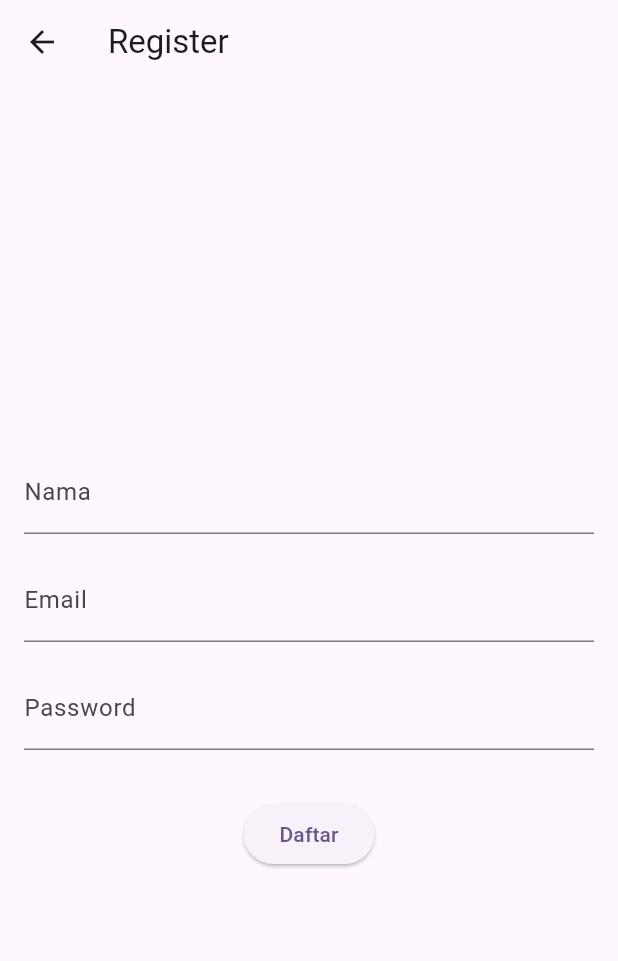
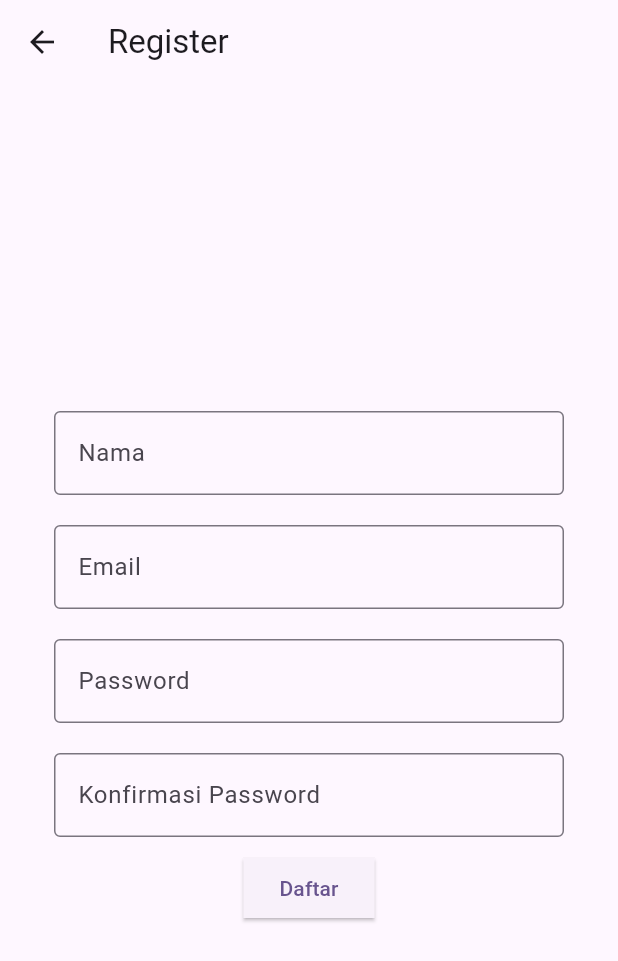
Before and after one commit to AkbarFelda/list_view, a Flutter app: the screen it shows after launch, after a tap on "Register", on a phone screen of 412 x 824 dp. Shown: the top 961 px of the screen. Run offline on Flutter 3.47's test engine with Material 2 defaults, Android fonts, the phone set to English and light mode, and no system bars.

Commit message:
style : [AF] add register&login

```diff
--- a/lib/Homepage.dart
+++ b/lib/Homepage.dart
@@ -130,7 +130,7 @@ class _HomePageState extends State<HomePage> {
                         ],
                       ),
                       Spacer(),
-                      Icon(Icons.arrow_forward),
+                      Icon(Icons.info),
                     ],
                   ),
                 );
--- a/lib/LandingPage.dart
+++ b/lib/LandingPage.dart
@@ -21,16 +21,19 @@ class LandingPage extends StatelessWidget {
                 ),
               ),
             ),
-            SizedBox(height: 3),
-            Text(
+            Container(
+              margin: EdgeInsets.only(top: 3),
+              child: Text(
                 'Selamat Datang di Movie App',
                 style: TextStyle(
                   fontSize: 24,
                   fontWeight: FontWeight.bold,
                 ),
               ),
-            SizedBox(height: 32),
-            Row(
+            ),
+            Container(
+              margin: EdgeInsets.symmetric(vertical: 32), // Atur jarak vertikal
+              child: Row(
                 mainAxisAlignment: MainAxisAlignment.center,
                 children: [
                   ElevatedButton(
@@ -41,9 +44,15 @@ class LandingPage extends StatelessWidget {
                       );
                     },
                     child: Text('Login'),
+                    style: ElevatedButton.styleFrom(
+                      shape: RoundedRectangleBorder(
+                        borderRadius: BorderRadius.circular(0),
                       ),
-                SizedBox(width: 16),
-                OutlinedButton(
+                    ),
+                  ),
+                  Container(
+                    margin: EdgeInsets.only(left: 16), // Atur jarak horizontal
+                    child: OutlinedButton(
                       onPressed: () {
                         Navigator.push(
                           context,
@@ -51,8 +60,15 @@ class LandingPage extends StatelessWidget {
                         );
                       },
                       child: Text('Register'),
+                      style: OutlinedButton.styleFrom(
+                        shape: RoundedRectangleBorder(
+                          borderRadius: BorderRadius.circular(0),
+                        ),
+                      ),
+                    ),
                   ),
                 ],
+              ),
             ),
           ],
         ),
--- a/lib/LoginPage.dart
+++ b/lib/LoginPage.dart
@@ -13,7 +13,7 @@ class _LoginPageState extends State<LoginPage> {
 
   Widget login(String label, bool isObsecure){
     return Container(
-      margin: EdgeInsets.all(10),
+      margin: EdgeInsets.symmetric(vertical: 10, horizontal: 20),
       child: TextField(
         obscureText: isObsecure,
         decoration: InputDecoration(
@@ -32,21 +32,25 @@ class _LoginPageState extends State<LoginPage> {
         child: Container(
           child: Column(
             children: [
-              //Textfield username
               login("Username", false),
-              //Textfield password
               login("Password", true),
-              SizedBox(height: 16), // Tambahkan jarak di antara tombol
               Row(
                 mainAxisAlignment: MainAxisAlignment.center,
                 children: [
-                  //Elevated Button
-                  ElevatedButton(onPressed: () {
-                    Navigator.push(
-                      context,
-                      MaterialPageRoute(builder:(context) => const HomePage()),
-                    );
-                  }, child: Text ('Login')),
+                  ElevatedButton(
+                    onPressed: () {
+                      Navigator.push(
+                        context,
+                        MaterialPageRoute(builder:(context) => const HomePage()),
+                      );
+                    },
+                    child: Text('Login'),
+                    style: ElevatedButton.styleFrom(
+                      shape: RoundedRectangleBorder(
+                        borderRadius: BorderRadius.circular(0), // Radius nol menghilangkan lekukan
+                      ),
+                    ),
+                  ),
                   SizedBox(width: 16),
                   ElevatedButton(
                     onPressed: () {
@@ -57,10 +61,14 @@ class _LoginPageState extends State<LoginPage> {
                     },
                     child: Text(
                       'Register',
-                      style: TextStyle(color: Colors.black), // Gunakan style yang sama
+                      style: TextStyle(color: Colors.black),
+                    ),
+                    style: ElevatedButton.styleFrom(
+                      shape: RoundedRectangleBorder(
+                        borderRadius: BorderRadius.circular(0), // Radius nol menghilangkan lekukan
+                      ),
                     ),
                   )
-
                 ],
               )
             ],
--- a/lib/RegisterPage.dart
+++ b/lib/RegisterPage.dart
@@ -2,6 +2,19 @@ import 'package:flutter/material.dart';
 import 'package:list_movie/HomePage.dart';
 
 class RegisterPage extends StatelessWidget {
+  Widget registrationField(String label, bool isObsecure) {
+    return Container(
+      margin: EdgeInsets.symmetric(vertical: 10, horizontal: 20),
+      child: TextFormField(
+        obscureText: isObsecure,
+        decoration: InputDecoration(
+          border: OutlineInputBorder(),
+          labelText: label,
+        ),
+      ),
+    );
+  }
+
   @override
   Widget build(BuildContext context) {
     return Scaffold(
@@ -13,23 +26,10 @@ class RegisterPage extends StatelessWidget {
             mainAxisAlignment: MainAxisAlignment.center,
             crossAxisAlignment: CrossAxisAlignment.center,
             children: [
-              // Textfield Nama
-              TextFormField(
-                decoration: InputDecoration(labelText: 'Nama'),
-              ),
-              SizedBox(height: 16),
-              // Textfield Email
-              TextFormField(
-                decoration: InputDecoration(labelText: 'Email'),
-              ),
-              SizedBox(height: 16),
-              // Textfield Password
-              TextFormField(
-                decoration: InputDecoration(labelText: 'Password'),
-                obscureText: true,
-              ),
-              SizedBox(height: 32),
-              // Tombol Daftar
+              registrationField("Nama", false),
+              registrationField("Email", false),
+              registrationField("Password", true),
+              registrationField("Konfirmasi Password", true),
               ElevatedButton(
                 onPressed: () {
                   Navigator.push(
@@ -38,6 +38,11 @@ class RegisterPage extends StatelessWidget {
                   );
                 },
                 child: Text('Daftar'),
+                style: ElevatedButton.styleFrom(
+                  shape: RoundedRectangleBorder(
+                    borderRadius: BorderRadius.circular(0),
+                  ),
+                ),
               ),
             ],
           ),
```
Lines whose indentation alone changed are shown as unchanged.
